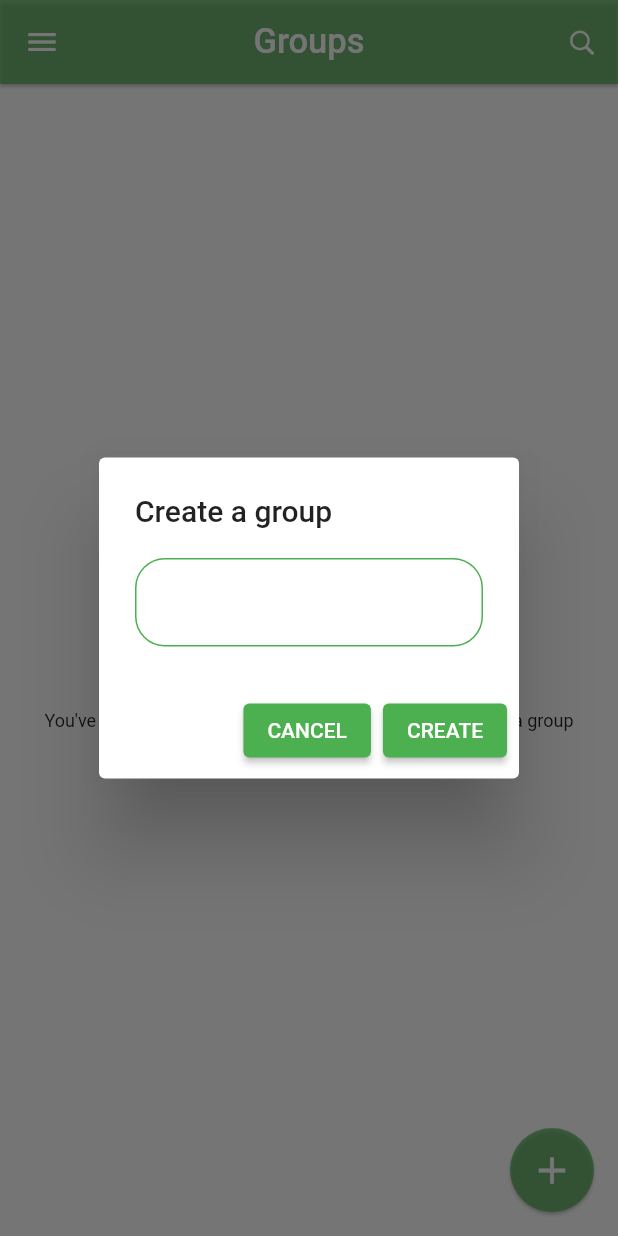
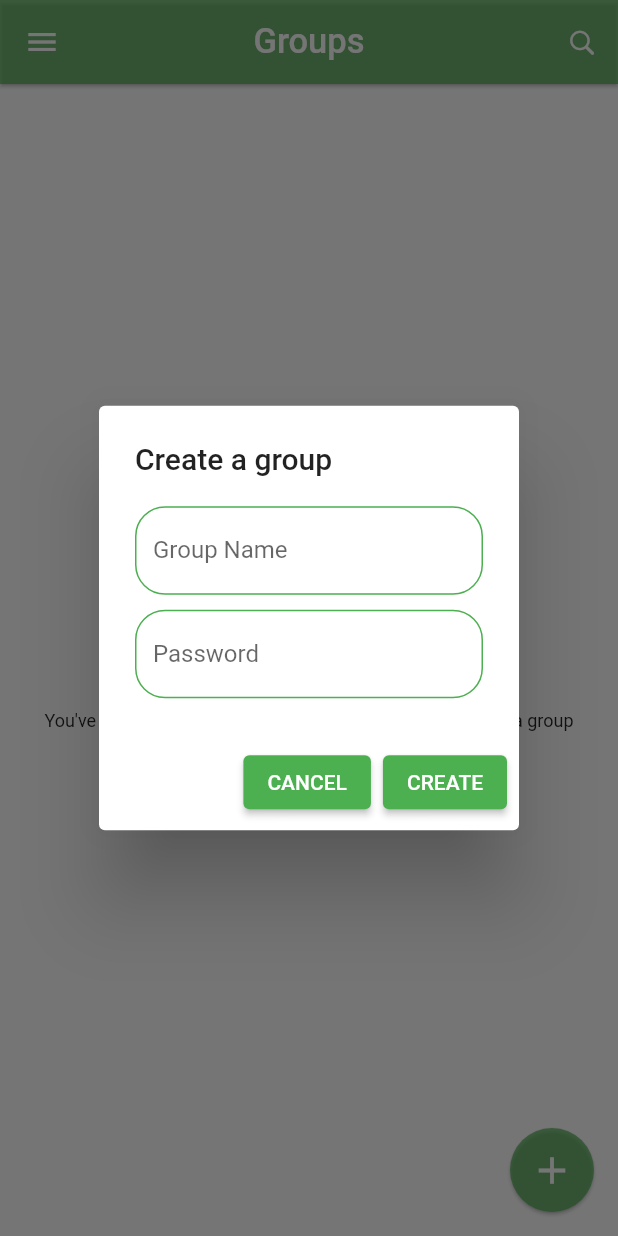
Before and after one commit to bhautik23/chatAppWithFirebase, a Flutter app: the HomePage screen opened directly, after a tap on the "add circle" icon, on a phone screen of 412 x 824 dp. Run offline on Flutter 3.47's test engine with Material 2 defaults, Android fonts, the phone set to English and light mode, and no system bars; our stand-ins replace cloud_firestore, firebase_auth, firebase_core, firebase_messaging, shared_preferences; accounts and stored records are empty.

Commit message:
[ADD-PASSWORD]

```diff
--- a/lib/main.dart
+++ b/lib/main.dart
@@ -2,13 +2,9 @@ import 'package:chat_app_firebase/Shared/costants.dart';
 import 'package:chat_app_firebase/helper/helper_function.dart';
 import 'package:chat_app_firebase/pages/auth/loginPage.dart';
 import 'package:chat_app_firebase/pages/homePage.dart';
-import 'package:firebase_auth/firebase_auth.dart';
 import 'package:firebase_core/firebase_core.dart';
 import 'package:flutter/foundation.dart';
 import 'package:flutter/material.dart';
-import 'dart:async';
-import 'dart:convert';
-
 void main() async {
   WidgetsFlutterBinding.ensureInitialized();
   if (kIsWeb) {
@@ -54,6 +50,7 @@ class _MyAppState extends State<MyApp> {
   @override
   Widget build(BuildContext context) {
     return MaterialApp(
+      debugShowCheckedModeBanner: false,
         theme: ThemeData(
           primaryColor: Constants().primarycolor,
           scaffoldBackgroundColor: Colors.white,
--- a/lib/pages/homePage.dart
+++ b/lib/pages/homePage.dart
@@ -204,6 +204,10 @@ class _HomePageState extends State<HomePage> {
   }
 
   popUpDialog(BuildContext context) {
+    String groupName = "";
+    String groupPassword = "";
+    bool _isLoading = false;
+
     showDialog(
       barrierDismissible: false,
       context: context,
@@ -211,10 +215,7 @@ class _HomePageState extends State<HomePage> {
         return StatefulBuilder(
           builder: (context, setState) {
             return AlertDialog(
-                title: Text(
-                  "Create a group",
-                  textAlign: TextAlign.left,
-                ),
+              title: Text("Create a group", textAlign: TextAlign.left),
               content: Column(
                 mainAxisSize: MainAxisSize.min,
                 children: <Widget>[
@@ -244,6 +245,32 @@ class _HomePageState extends State<HomePage> {
                         borderSide: BorderSide(color: Colors.red),
                         borderRadius: BorderRadius.circular(20),
                       ),
+                      labelText: 'Group Name',
+                    ),
+                  ),
+                  SizedBox(height: 10),
+                  TextField(
+                    onChanged: (val) {
+                      groupPassword = val;
+                    },
+                    obscureText: true, // Hide password characters
+                    style: TextStyle(color: Colors.black),
+                    decoration: InputDecoration(
+                      enabledBorder: OutlineInputBorder(
+                        borderSide:
+                        BorderSide(color: Theme.of(context).primaryColor),
+                        borderRadius: BorderRadius.circular(20),
+                      ),
+                      focusedBorder: OutlineInputBorder(
+                        borderSide:
+                        BorderSide(color: Theme.of(context).primaryColor),
+                        borderRadius: BorderRadius.circular(20),
+                      ),
+                      errorBorder: OutlineInputBorder(
+                        borderSide: BorderSide(color: Colors.red),
+                        borderRadius: BorderRadius.circular(20),
+                      ),
+                      labelText: 'Password',
                     ),
                   ),
                 ],
@@ -259,22 +286,23 @@ class _HomePageState extends State<HomePage> {
                 ),
                 ElevatedButton(
                   onPressed: () async {
-                      if (groupName != "") {
+                    if (groupName.isNotEmpty && groupPassword.isNotEmpty) {
                       setState(() {
                         _isLoading = true;
                       });
-                        DatabaseServices(
-                                uid: FirebaseAuth.instance.currentUser!.uid)
-                            .createGroup(
-                                userName,
-                                FirebaseAuth.instance.currentUser!.uid,
-                                groupName)
+                      DatabaseServices(uid: FirebaseAuth.instance.currentUser!.uid)
+                          .createGroup(userName, FirebaseAuth.instance.currentUser!.uid,
+                          groupName, groupPassword)
                           .whenComplete(() {
+                        setState(() {
                           _isLoading = false;
+                        });
                       });
                       Navigator.of(context).pop();
                       showSnackbar(context, Colors.green,
                           "Group created successfully.");
+                    } else {
+                      // Handle case when either group name or password is empty
                     }
                   },
                   child: Text("Create".toUpperCase()),
@@ -285,8 +313,10 @@ class _HomePageState extends State<HomePage> {
             );
           },
         );
-        });
+      },
+    );
   }
+
 
   groupList() {
     return StreamBuilder(
--- a/pubspec.yaml
+++ b/pubspec.yaml
@@ -40,6 +40,7 @@ dependencies:
   firebase_core: ^2.4.0
   cloud_firestore: ^4.2.0
   shared_preferences: ^2.0.15
+  firebase_messaging:
 
 dev_dependencies:
   flutter_test:
```
Also changed, not shown: lib/Widgets/message_tile.dart (+35 -8 lines), lib/pages/chatPage.dart (+19 -2 lines), lib/pages/serachPage.dart (+78 -40 lines), lib/services/database_services.dart (+21 -7 lines), pubspec.lock, 1 other file. Lines whose indentation alone changed are shown as unchanged.
